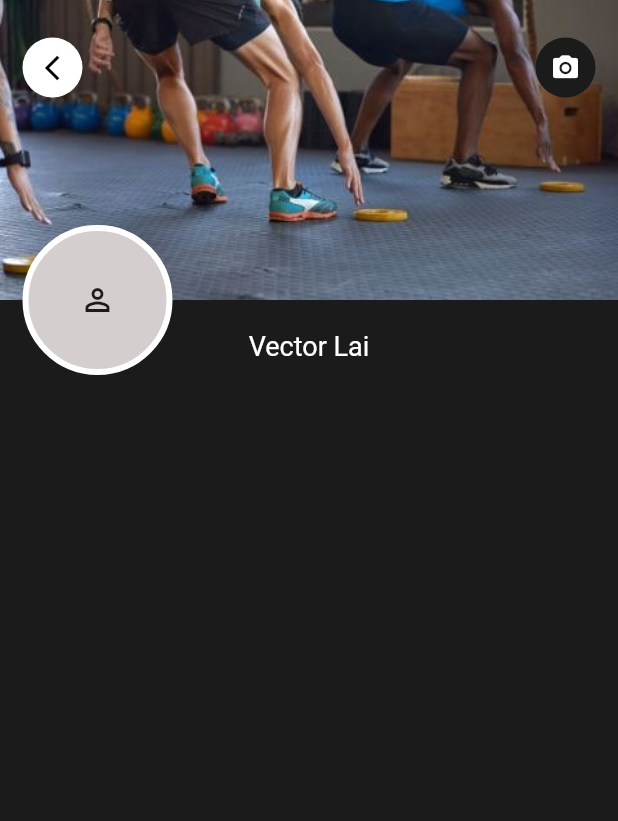
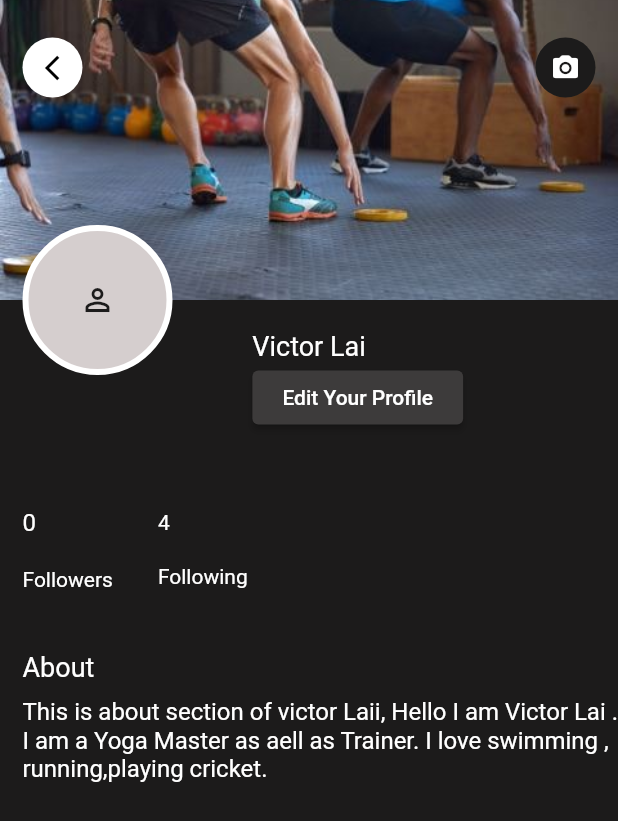
Before and after one commit to rahulkushwaha482/fitabasix_demo, a Flutter app: the ProfileView screen opened by its route, on a phone screen of 412 x 824 dp. Shown: the top 821 px of the screen. Run offline on Flutter 3.47's test engine with Material 2 defaults, Android fonts, the phone set to English and light mode, and no system bars; our stand-ins replace get.

Commit message:
profile sections added and completed

```diff
--- a/lib/constant/app_string.dart
+++ b/lib/constant/app_string.dart
@@ -6,6 +6,13 @@ const String cPost = 'Post';
 const String cTools = 'Tools';
 const String cMore = 'More';
 const String cTakeDemo = 'Take Demo';
+const String cEditProfile = 'Edit Your Profile';
 const String cVikerLaiWelcome = 'Hi Victor Lai';
+const String cName = 'Victor Lai';
+const String cAbout = 'About';
+const String cFollowers = 'Followers';
+const String cFollowing = 'Following';
 const String cLetKeepMomentumGoing = 'Lets Keep The momentum going!';
 const String cGetAlotMessage = 'You can get a lot more out of it \nStart with our demo plan';
+const String cAboutMessage = 'This is about section of victor Laii, Hello I am Victor Lai . '
+    'I am a Yoga Master as aell as Trainer. I love swimming , running,playing cricket.';
--- a/lib/module/profile/view/profile_view.dart
+++ b/lib/module/profile/view/profile_view.dart
@@ -2,6 +2,7 @@ import 'package:fitabix_demo_app/constant/app_theme.dart';
 import 'package:fitabix_demo_app/module/profile/controller/profile_controller.dart';
 import 'package:flutter/material.dart';
 import 'package:get/get.dart';
+import '../../../constant/app_string.dart';
 
 class ProfileView extends GetView<ProfileController> {
   @override
@@ -25,7 +26,8 @@ class ProfileView extends GetView<ProfileController> {
                 ),
               ),
               Padding(
-                padding: const EdgeInsets.only(left: 15.0, right: 15.0, top: 25.0),
+                padding:
+                    const EdgeInsets.only(left: 15.0, right: 15.0, top: 25.0),
                 child: Row(
                   mainAxisAlignment: MainAxisAlignment.spaceBetween,
                   children: [
@@ -34,7 +36,8 @@ class ProfileView extends GetView<ProfileController> {
                       child: Container(
                           decoration: const BoxDecoration(
                               color: AppTheme.kWhite,
-                              borderRadius: BorderRadius.all(Radius.circular(20))),
+                              borderRadius:
+                                  BorderRadius.all(Radius.circular(20))),
                           height: 40,
                           width: 40,
                           child: const Icon(
@@ -46,7 +49,8 @@ class ProfileView extends GetView<ProfileController> {
                     Container(
                         decoration: const BoxDecoration(
                             color: AppTheme.kLightBlack,
-                            borderRadius: BorderRadius.all(Radius.circular(20))),
+                            borderRadius:
+                                BorderRadius.all(Radius.circular(20))),
                         height: 40,
                         width: 40,
                         child: const Icon(
@@ -63,33 +67,131 @@ class ProfileView extends GetView<ProfileController> {
                 child: Hero(
                     tag: "profile_image",
                     child: Container(
-                        decoration:  BoxDecoration(
+                        decoration: BoxDecoration(
                             color: AppTheme.kDarkWhite,
                             border: Border.all(
                               width: 4,
                               color: AppTheme.kWhite,
                             ),
-                            borderRadius: BorderRadius.all(Radius.circular(50))),
+                            borderRadius:
+                                const BorderRadius.all(Radius.circular(50))),
                         height: 100,
                         width: 100,
                         child: const Icon(Icons.perm_identity_outlined))),
               ),
-
             ],
           ),
-              SizedBox(height: 20,),
+          const SizedBox(
+            height: 20,
+          ),
           Row(
             mainAxisAlignment: MainAxisAlignment.center,
+            children: const [
+              Text(
+                cName,
+                style: TextStyle(fontSize: 18, color: AppTheme.kWhite),
+              ),
+            ],
+          ),
+          Center(
+            child: Padding(
+              padding: const EdgeInsets.only(left: 65.0),
+              child: ElevatedButton(
+                onPressed: () {},
+                child: const Padding(
+                  padding: EdgeInsets.all(4.0),
+                  child: Text(
+                    cEditProfile,
+                    style: TextStyle(fontSize: 14),
+                  ),
+                ),
+                style: ElevatedButton.styleFrom(
+                  primary: AppTheme.kDarkGrey,
+                  onPrimary: Colors.white,
+                  onSurface: Colors.grey,
+                ),
+              ),
+            ),
+          ),
+          const SizedBox(
+            height: 50,
+          ),
+          Padding(
+            padding: const EdgeInsets.only(left: 15.0),
+            child: Row(
               children: [
+                Column(
+                  crossAxisAlignment: CrossAxisAlignment.start,
+                  mainAxisAlignment: MainAxisAlignment.start,
+                  children: const [
                     Text(
-                    'Vector Lai',
-                    style: TextStyle(
-                      fontSize: 18,
-                        color: AppTheme.kWhite
+                      '0',
+                      style: TextStyle(fontSize: 16, color: AppTheme.kWhite),
+                    ),
+                    SizedBox(
+                      height: 20,
+                    ),
+                    Text(
+                      cFollowers,
+                      style: TextStyle(fontSize: 14, color: AppTheme.kWhite),
+                    ),
+                  ],
+                ),
+                const SizedBox(
+                  width: 30,
+                ),
+                Column(
+                  crossAxisAlignment: CrossAxisAlignment.start,
+                  mainAxisAlignment: MainAxisAlignment.start,
+                  children: const [
+                    Text(
+                      '4',
+                      style: TextStyle(fontSize: 14, color: AppTheme.kWhite),
+                    ),
+                    SizedBox(
+                      height: 20,
+                    ),
+                    Text(
+                      cFollowing,
+                      style: TextStyle(fontSize: 14, color: AppTheme.kWhite),
+                    ),
+                  ],
+                ),
+              ],
+            ),
+          ),
+          const SizedBox(
+            height: 40,
+          ),
+          Padding(
+            padding: const EdgeInsets.only(left: 15),
+            child: Row(
+              mainAxisAlignment: MainAxisAlignment.start,
+              children: const [
+                Text(
+                  cAbout,
+                  style: TextStyle(fontSize: 18, color: AppTheme.kWhite),
+                ),
+              ],
+            ),
+          ),
+          const SizedBox(
+            height: 10,
+          ),
+          Padding(
+            padding: const EdgeInsets.only(left: 15),
+            child: Row(
+              mainAxisAlignment: MainAxisAlignment.start,
+              children: const [
+                Expanded(
+                  child: Text(
+                    cAboutMessage,
+                    style: TextStyle(fontSize: 16, color: AppTheme.kWhite),
                   ),
                 ),
               ],
             ),
+          )
         ],
       )),
     ));
```
Lines whose indentation alone changed are shown as unchanged.
